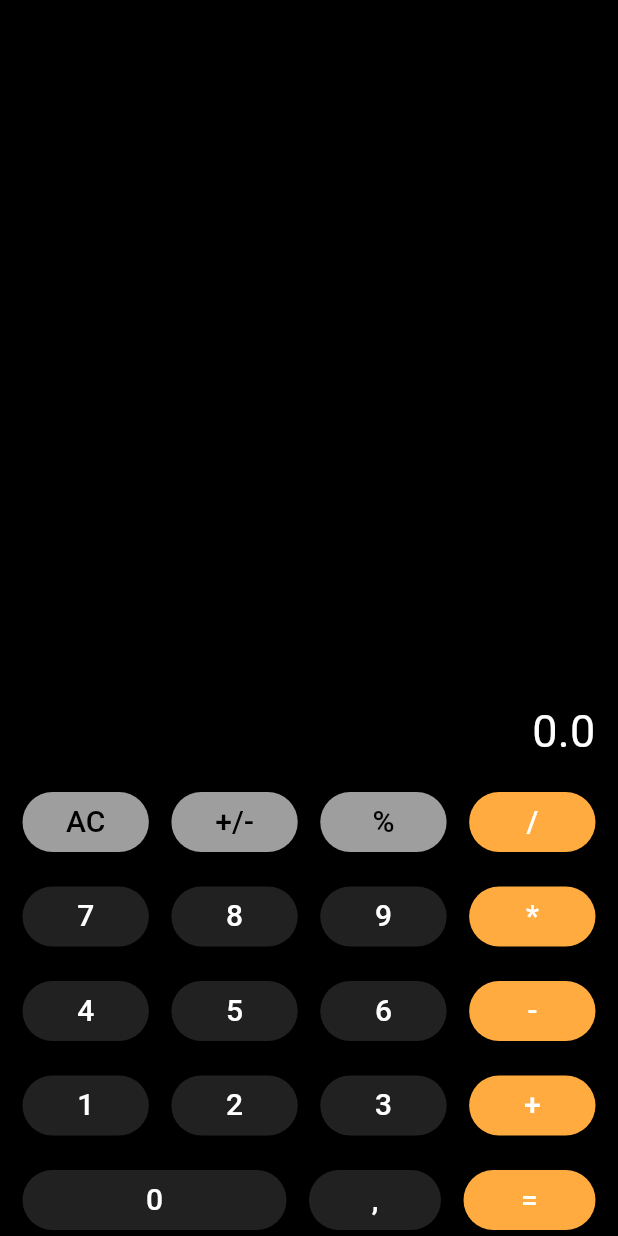
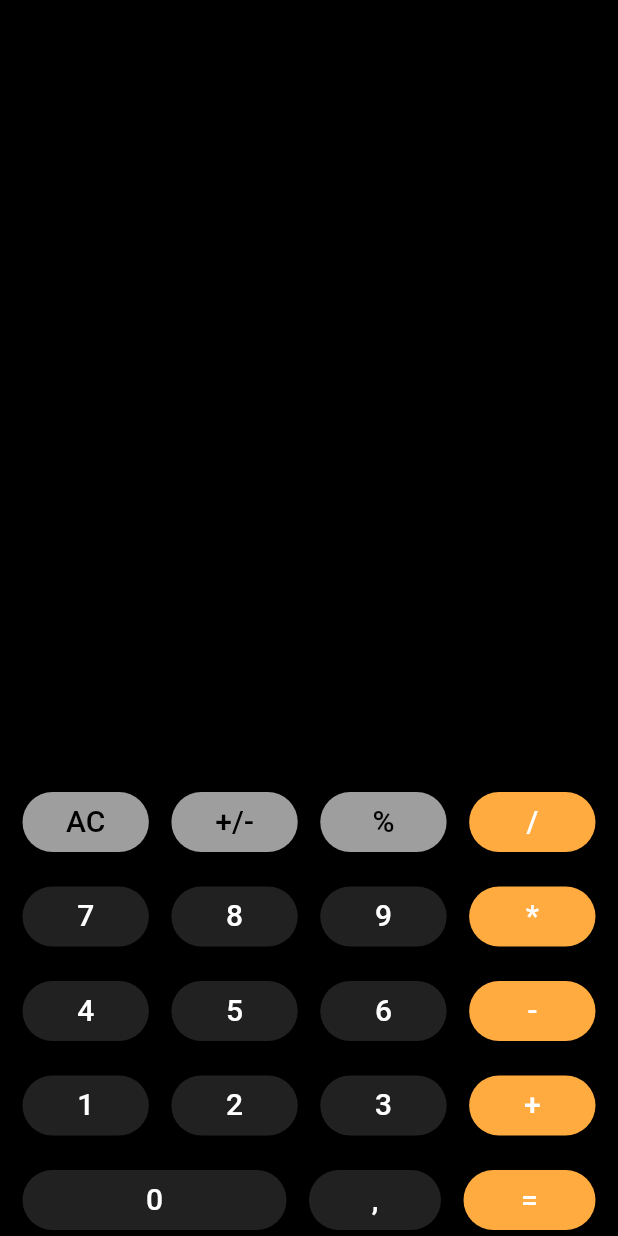
Before and after one commit to d3Lip7on/Calculator-Flutter, a Flutter app: the screen it shows after launch, after a tap on "AC", on a phone screen of 412 x 824 dp. Run offline on Flutter 3.47's test engine with Material 3 defaults, Android fonts, the phone set to English and light mode, and no system bars; our stand-ins replace math_expressions.

Commit message:
first version - without optimisation

```diff
--- a/lib/button.dart
+++ b/lib/button.dart
@@ -1,27 +1,28 @@
 import 'package:flutter/material.dart';
 import 'package:calculator/main.dart';
+import 'package:calculator/input.dart';
 
 class Button extends StatelessWidget {
   String content;
   Color? backgroundColor;
   Color? color;
-  Button({super.key, required this.content, this.backgroundColor, this.color});
-  Button.orangeButton({super.key, required this.content}){
+  VoidCallback onPressed;
+
+
+  Button({super.key, required this.content, this.backgroundColor, this.color, required this.onPressed});
+  Button.orangeButton({super.key, required this.content, required this.onPressed}){
     color = Colors.white;
     backgroundColor = Colors.orangeAccent;
   }
-  Button.greyButton({super.key, required this.content}){
+  Button.greyButton({super.key, required this.content, required this.onPressed}){
     color = Colors.black;
     backgroundColor = Colors.grey;
   }
-  Button.darkGreyButton({super.key, required this.content}){
+  Button.darkGreyButton({super.key, required this.content, required this.onPressed}){
     color = Colors.white;
     backgroundColor = Colors.grey[900];
   }
 
-  insert() {
-
-  }
 
   @override
   Widget build(BuildContext context) {
@@ -31,8 +32,7 @@ class Button extends StatelessWidget {
       ),
 
       child: ElevatedButton(
-        onPressed: () {
-        },
+        onPressed: onPressed,
         style: ButtonStyle(
           backgroundColor: MaterialStateProperty.all(backgroundColor),
         ),
--- a/lib/main.dart
+++ b/lib/main.dart
@@ -1,5 +1,6 @@
 import 'package:flutter/material.dart';
 import 'package:calculator/button.dart';
+import 'package:math_expressions/math_expressions.dart';
 void main() {
   runApp(const MyApp());
 }
@@ -12,8 +13,57 @@ class MyApp extends StatefulWidget {
 }
 
 class _MyAppState extends State<MyApp> {
-  double result = 0;
+
+  String _expression = '0';
   double gap = 15;
+
+  double evaluateExpression(String expression) {
+    Parser parser = Parser();
+    Expression exp = parser.parse(expression);
+    ContextModel cm = ContextModel();
+    return exp.evaluate(EvaluationType.REAL, cm);
+  }
+
+  void updateExpression(String value) {
+    switch (value){
+      case 'AC':
+        setState(() {
+          _expression = '';
+        });
+        break;
+      case '+/-':
+        setState(() {
+          _expression = (-(double.parse(_expression))).toString();
+        });
+        break;
+      case '%':
+        setState(() {
+          _expression = (double.parse(_expression)/100).toString();
+        });
+        break;
+      case '=':
+        try{
+          double result = evaluateExpression(_expression);
+          setState(() {
+            _expression = result.toString();
+          });
+        }
+        catch (err){
+          setState(() {
+            _expression = 'ERROR';
+          });
+        }
+        break;
+
+      default:
+        setState(() {
+          _expression += value;
+        });
+
+    }
+
+  }
+
 
   @override
   Widget build(BuildContext context) {
@@ -31,7 +81,7 @@ class _MyAppState extends State<MyApp> {
               mainAxisAlignment: MainAxisAlignment.end,
               children: [
               Text(
-                  result.toString(),
+              _expression,
               style: const TextStyle(
                 color: Colors.white,
                 fontSize: 30,
@@ -46,22 +96,22 @@ class _MyAppState extends State<MyApp> {
                 SizedBox(width: gap),
                 Expanded(
                   flex: 1,
-                  child: Button.greyButton(content: 'AC'),
+                  child: Button.greyButton(content: 'AC', onPressed: () => updateExpression('AC')),
                 ),
                 SizedBox(width: gap),
                 Expanded(
                   flex: 1,
-                  child: Button.greyButton(content: '+/-'),
+                  child: Button.greyButton(content: '+/-', onPressed: () => updateExpression('+/-')),
                 ),
                 SizedBox(width: gap),
                 Expanded(
                   flex: 1,
-                  child: Button.greyButton(content: '%')
+                  child: Button.greyButton(content: '%', onPressed: () => updateExpression('%'))
                 ),
                 SizedBox(width: gap),
                 Expanded(
                   flex: 1,
-                  child: Button.orangeButton(content: '/',)
+                  child: Button.orangeButton(content: '/', onPressed: () => updateExpression('/'))
                 ),
                 SizedBox(width: gap),
               ],
@@ -73,22 +123,22 @@ class _MyAppState extends State<MyApp> {
                 SizedBox(width: gap),
                 Expanded(
                   flex: 1,
-                  child: Button.darkGreyButton(content: '7'),
+                  child: Button.darkGreyButton(content: '7', onPressed: () => updateExpression('7')),
                 ),
                 SizedBox(width: gap),
                 Expanded(
                   flex: 1,
-                  child: Button.darkGreyButton(content: '8'),
+                  child: Button.darkGreyButton(content: '8', onPressed: () => updateExpression('8')),
                 ),
                 SizedBox(width: gap),
                 Expanded(
                     flex: 1,
-                    child: Button.darkGreyButton(content: '9')
+                    child: Button.darkGreyButton(content: '9', onPressed: () => updateExpression('9'))
                 ),
                 SizedBox(width: gap),
                 Expanded(
                     flex: 1,
-                    child: Button.orangeButton(content: '*',)
+                    child: Button.orangeButton(content: '*', onPressed: () => updateExpression('*'))
                 ),
                 SizedBox(width: gap),
               ],
@@ -100,22 +150,22 @@ class _MyAppState extends State<MyApp> {
                 SizedBox(width: gap),
                 Expanded(
                   flex: 1,
-                  child: Button.darkGreyButton(content: '4'),
+                  child: Button.darkGreyButton(content: '4', onPressed: () => updateExpression('4')),
                 ),
                 SizedBox(width: gap),
                 Expanded(
                   flex: 1,
-                  child: Button.darkGreyButton(content: '5'),
+                  child: Button.darkGreyButton(content: '5', onPressed: () => updateExpression('5')),
                 ),
                 SizedBox(width: gap),
                 Expanded(
                     flex: 1,
-                    child: Button.darkGreyButton(content: '6')
+                    child: Button.darkGreyButton(content: '6', onPressed: () => updateExpression('6'))
                 ),
                 SizedBox(width: gap),
                 Expanded(
                     flex: 1,
-                    child: Button.orangeButton(content: '-',)
+                    child: Button.orangeButton(content: '-', onPressed: () => updateExpression('-'))
                 ),
                 SizedBox(width: gap),
               ],
@@ -127,22 +177,22 @@ class _MyAppState extends State<MyApp> {
                 SizedBox(width: gap),
                 Expanded(
                   flex: 1,
-                  child: Button.darkGreyButton(content: '1'),
+                  child: Button.darkGreyButton(content: '1', onPressed: () => updateExpression('1')),
                 ),
                 SizedBox(width: gap),
                 Expanded(
                   flex: 1,
-                  child: Button.darkGreyButton(content: '2'),
+                  child: Button.darkGreyButton(content: '2', onPressed: () => updateExpression('2')),
                 ),
                 SizedBox(width: gap),
                 Expanded(
                     flex: 1,
-                    child: Button.darkGreyButton(content: '3')
+                    child: Button.darkGreyButton(content: '3', onPressed: () => updateExpression('3'))
                 ),
                 SizedBox(width: gap),
                 Expanded(
                     flex: 1,
-                    child: Button.orangeButton(content: '+',)
+                    child: Button.orangeButton(content: '+', onPressed: () => updateExpression('+'))
                 ),
                 SizedBox(width: gap),
               ],
@@ -156,17 +206,17 @@ class _MyAppState extends State<MyApp> {
                 SizedBox(width: gap),
                 Expanded(
                   flex: 2,
-                  child: Button.darkGreyButton(content: '0'),
+                  child: Button.darkGreyButton(content: '0', onPressed: () => updateExpression('0')),
                 ),
                 SizedBox(width: gap),
                 Expanded(
                   flex: 1,
-                  child: Button.darkGreyButton(content: ','),
+                  child: Button.darkGreyButton(content: ',' , onPressed: () => updateExpression(',')),
                 ),
                 SizedBox(width: gap),
                 Expanded(
                     flex: 1,
-                    child: Button.orangeButton(content: '=',)
+                    child: Button.orangeButton(content: '=', onPressed: () => updateExpression('='))
                 ),
                 SizedBox(width: gap),
               ],
--- a/pubspec.yaml
+++ b/pubspec.yaml
@@ -28,8 +28,10 @@ environment:
 # the latest version available on pub.dev. To see which dependencies have newer
 # versions available, run `flutter pub outdated`.
 dependencies:
+  math_expressions: ^2.0.0
   flutter:
     sdk: flutter
+
 
 
   # The following adds the Cupertino Icons font to your application.
```
Also changed, not shown: lib/input.dart (+24 -0 lines), pubspec.lock. Lines whose indentation alone changed are shown as unchanged.
